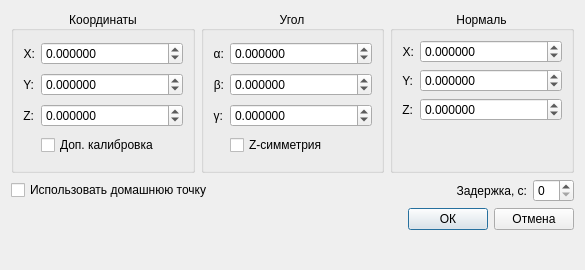
Qt form src/Dialogs/TaskPoints/cmovebottaskdialog.ui (ncPUMA/FanucBotGui) before a commit.
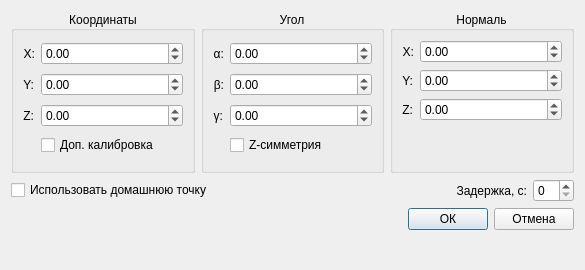
The same form after that commit.

```diff
--- a/src/Dialogs/TaskPoints/cmovebottaskdialog.ui
+++ b/src/Dialogs/TaskPoints/cmovebottaskdialog.ui
@@ -44,7 +44,7 @@
         <item row="0" column="1">
          <widget class="QDoubleSpinBox" name="dsbGlobalX">
           <property name="decimals">
-           <number>6</number>
+           <number>2</number>
           </property>
           <property name="minimum">
            <double>-10000.000000000000000</double>
@@ -76,7 +76,7 @@
         <item row="1" column="1">
          <widget class="QDoubleSpinBox" name="dsbGlobalY">
           <property name="decimals">
-           <number>6</number>
+           <number>2</number>
           </property>
           <property name="minimum">
            <double>-10000.000000000000000</double>
@@ -108,7 +108,7 @@
         <item row="2" column="1">
          <widget class="QDoubleSpinBox" name="dsbGlobalZ">
           <property name="decimals">
-           <number>6</number>
+           <number>2</number>
           </property>
           <property name="minimum">
            <double>-10000.000000000000000</double>
@@ -175,7 +175,7 @@
         <item row="1" column="1">
          <widget class="QDoubleSpinBox" name="dsbBeta">
           <property name="decimals">
-           <number>6</number>
+           <number>2</number>
           </property>
           <property name="minimum">
            <double>-10000.000000000000000</double>
@@ -207,7 +207,7 @@
         <item row="2" column="1">
          <widget class="QDoubleSpinBox" name="dsbGamma">
           <property name="decimals">
-           <number>6</number>
+           <number>2</number>
           </property>
           <property name="minimum">
            <double>-10000.000000000000000</double>
@@ -223,7 +223,7 @@
         <item row="0" column="1">
          <widget class="QDoubleSpinBox" name="dsbApha">
           <property name="decimals">
-           <number>6</number>
+           <number>2</number>
           </property>
           <property name="minimum">
            <double>-10000.000000000000000</double>
@@ -274,7 +274,7 @@
         <item row="1" column="1">
          <widget class="QDoubleSpinBox" name="dsbNormalY">
           <property name="decimals">
-           <number>6</number>
+           <number>2</number>
           </property>
           <property name="minimum">
            <double>-10000.000000000000000</double>
@@ -306,7 +306,7 @@
         <item row="2" column="1">
          <widget class="QDoubleSpinBox" name="dsbNormalZ">
           <property name="decimals">
-           <number>6</number>
+           <number>2</number>
           </property>
           <property name="minimum">
            <double>-10000.000000000000000</double>
@@ -338,7 +338,7 @@
         <item row="0" column="1">
          <widget class="QDoubleSpinBox" name="dsbNormalX">
           <property name="decimals">
-           <number>6</number>
+           <number>2</number>
           </property>
           <property name="minimum">
            <double>-10000.000000000000000</double>
```
